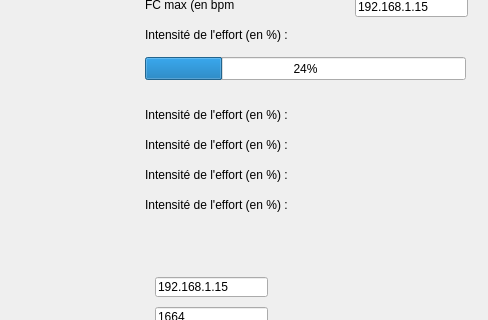
Smartineau901/marathon_rochelle, file mainwindow.ui: the form before one commit; both pictures show x 695 to 1183 and y 180 to 500 of the 1183 by 643 pixel window.
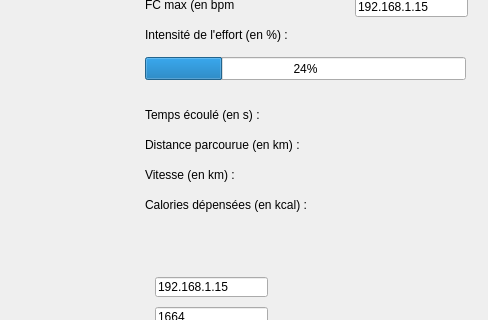
The form after the commit.

Commit message: Longitude + Latitude + typposi + satellites fini

What changed in the file:
```diff
--- a/mainwindow.ui
+++ b/mainwindow.ui
@@ -284,7 +284,7 @@
      </rect>
     </property>
     <property name="text">
-     <string>Intensité de l'effort (en %) :</string>
+     <string>Temps écoulé (en s) : </string>
     </property>
    </widget>
    <widget class="QLabel" name="label_9">
@@ -297,7 +297,7 @@
      </rect>
     </property>
     <property name="text">
-     <string>Intensité de l'effort (en %) :</string>
+     <string>Distance parcourue (en km) :</string>
     </property>
    </widget>
    <widget class="QLabel" name="label_10">
@@ -310,7 +310,7 @@
      </rect>
     </property>
     <property name="text">
-     <string>Intensité de l'effort (en %) :</string>
+     <string>Calories dépensées (en kcal) :</string>
     </property>
    </widget>
    <widget class="QLabel" name="label_12">
@@ -323,7 +323,7 @@
      </rect>
     </property>
     <property name="text">
-     <string>Intensité de l'effort (en %) :</string>
+     <string>Vitesse (en km) :</string>
     </property>
    </widget>
   </widget>
```
The commit also changes 2 other files.
